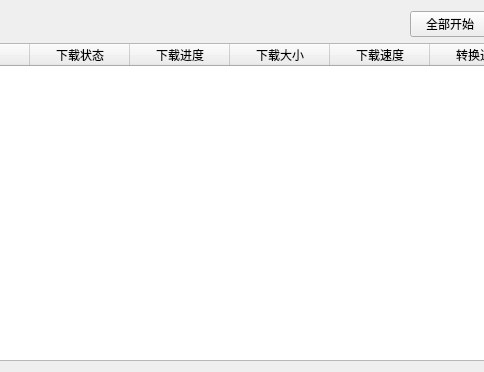
tonquer/ehentai-qt, file ui/ui_download.ui: the form before one commit; both pictures show x 282 to 766 and y 0 to 372 of the 1156 by 372 pixel window.
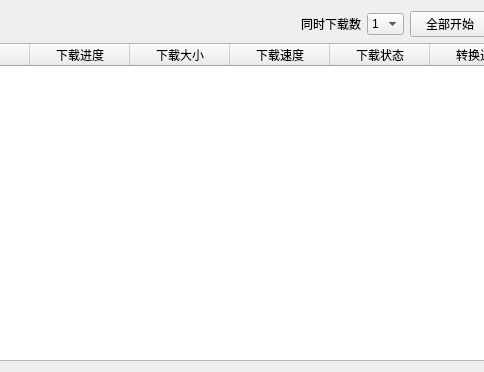
The form after the commit.

Patch:
```diff
--- a/ui/ui_download.ui
+++ b/ui/ui_download.ui
@@ -31,6 +31,42 @@
          </property>
         </spacer>
        </item>
+       <item>
+        <widget class="QLabel" name="label">
+         <property name="text">
+          <string>同时下载数</string>
+         </property>
+        </widget>
+       </item>
+       <item>
+        <widget class="QComboBox" name="downloadNumBox">
+         <item>
+          <property name="text">
+           <string>1</string>
+          </property>
+         </item>
+         <item>
+          <property name="text">
+           <string>2</string>
+          </property>
+         </item>
+         <item>
+          <property name="text">
+           <string>3</string>
+          </property>
+         </item>
+         <item>
+          <property name="text">
+           <string>4</string>
+          </property>
+         </item>
+         <item>
+          <property name="text">
+           <string>5</string>
+          </property>
+         </item>
+        </widget>
+       </item>
        <item>
         <widget class="QPushButton" name="pushButton">
          <property name="text">
@@ -91,11 +127,6 @@
          <string>站点</string>
         </property>
        </column>
-       <column>
-        <property name="text">
-         <string>下载状态</string>
-        </property>
-       </column>
        <column>
         <property name="text">
          <string>下载进度</string>
@@ -111,6 +142,11 @@
          <string>下载速度</string>
         </property>
        </column>
+       <column>
+        <property name="text">
+         <string>下载状态</string>
+        </property>
+       </column>
        <column>
         <property name="text">
          <string>转换进度</string>
```
